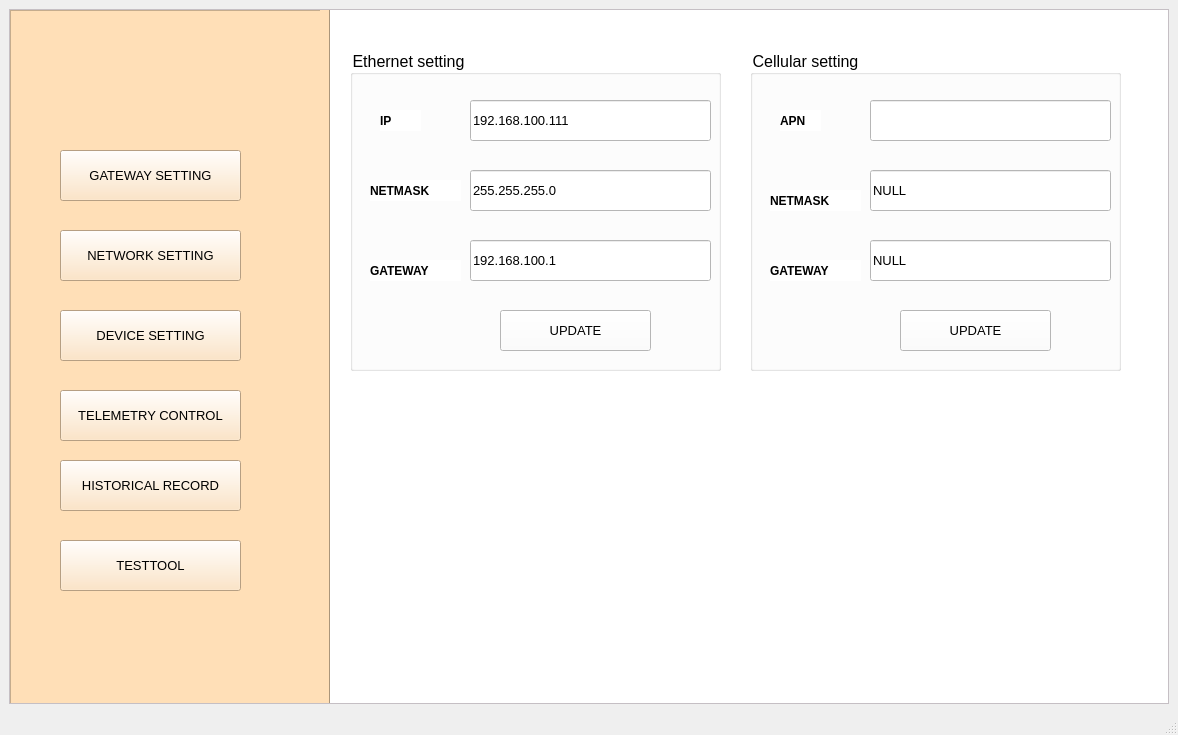
This is Thesis/configUI/UI/network.ui in tnt310/ptn209b3 as Qt 5 draws it before an edit. The edited form follows.
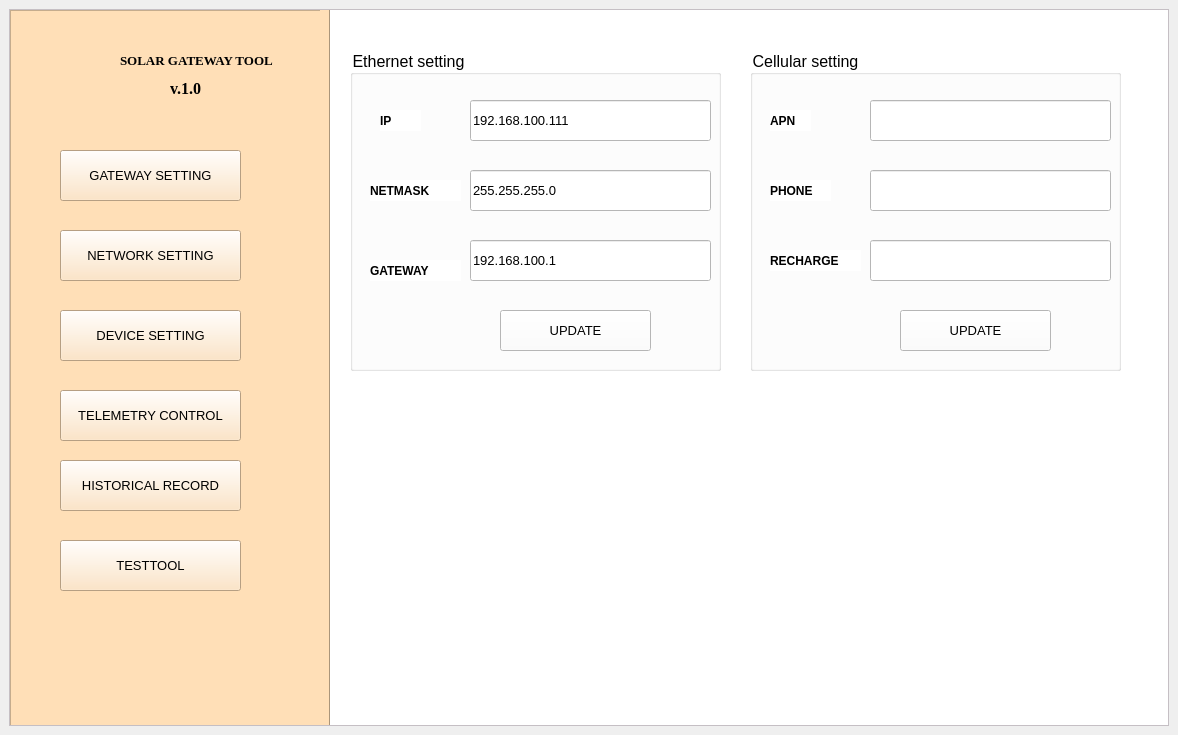
This is the edited form. Icons and pictures are not drawn.

The edit to the form file:
```diff
--- a/Thesis/configUI/UI/network.ui
+++ b/Thesis/configUI/UI/network.ui
@@ -30,7 +30,7 @@
          <x>0</x>
          <y>0</y>
          <width>1154</width>
-         <height>660</height>
+         <height>711</height>
         </rect>
        </property>
        <widget class="QFrame" name="list">
@@ -179,6 +179,69 @@
           <string>TELEMETRY CONTROL</string>
          </property>
         </widget>
+        <widget class="QLabel" name="label">
+         <property name="geometry">
+          <rect>
+           <x>10</x>
+           <y>10</y>
+           <width>101</width>
+           <height>91</height>
+          </rect>
+         </property>
+         <property name="text">
+          <string/>
+         </property>
+         <property name="pixmap">
+          <pixmap>C:/Users/ACER/Desktop/manual/Thesis/image/Solar-DNR-ICONS.png</pixmap>
+         </property>
+         <property name="scaledContents">
+          <bool>true</bool>
+         </property>
+        </widget>
+        <widget class="QLabel" name="label_3">
+         <property name="geometry">
+          <rect>
+           <x>160</x>
+           <y>70</y>
+           <width>41</width>
+           <height>16</height>
+          </rect>
+         </property>
+         <property name="font">
+          <font>
+           <family>Times New Roman</family>
+           <pointsize>12</pointsize>
+           <weight>75</weight>
+           <bold>true</bold>
+          </font>
+         </property>
+         <property name="text">
+          <string>v.1.0</string>
+         </property>
+        </widget>
+        <widget class="QLabel" name="label_2">
+         <property name="geometry">
+          <rect>
+           <x>110</x>
+           <y>40</y>
+           <width>191</width>
+           <height>21</height>
+          </rect>
+         </property>
+         <property name="font">
+          <font>
+           <family>Times New Roman</family>
+           <pointsize>10</pointsize>
+           <weight>75</weight>
+           <italic>false</italic>
+           <bold>true</bold>
+           <strikeout>false</strikeout>
+          </font>
+         </property>
+         <property name="text">
+          <string>SOLAR GATEWAY TOOL</string>
+         </property>
+        </widget>
         <zorder>gatewaysetting</zorder>
         <zorder>devicesetting</zorder>
         <zorder>historical</zorder>
@@ -371,7 +434,7 @@
          <widget class="QLabel" name="label_26">
           <property name="geometry">
            <rect>
-            <x>30</x>
+            <x>20</x>
             <y>60</y>
             <width>41</width>
             <height>21</height>
@@ -392,8 +455,8 @@
           <property name="geometry">
            <rect>
             <x>20</x>
-            <y>140</y>
-            <width>91</width>
+            <y>130</y>
+            <width>61</width>
             <height>21</height>
            </rect>
           </property>
@@ -405,14 +468,14 @@
            </font>
           </property>
           <property name="text">
-           <string>NETMASK</string>
+           <string>PHONE</string>
           </property>
          </widget>
          <widget class="QLabel" name="label_28">
           <property name="geometry">
            <rect>
             <x>20</x>
-            <y>210</y>
+            <y>200</y>
             <width>91</width>
             <height>21</height>
            </rect>
@@ -425,7 +488,7 @@
            </font>
           </property>
           <property name="text">
-           <string>GATEWAY</string>
+           <string>RECHARGE</string>
           </property>
          </widget>
          <widget class="QPushButton" name="connect_3">
@@ -479,7 +542,7 @@
            </font>
           </property>
           <property name="text">
-           <string>NULL</string>
+           <string/>
           </property>
          </widget>
          <widget class="QLineEdit" name="lineEdit_6">
@@ -497,7 +560,7 @@
            </font>
           </property>
           <property name="text">
-           <string>NULL</string>
+           <string/>
           </property>
          </widget>
         </widget>
@@ -507,17 +570,6 @@
     </item>
    </layout>
   </widget>
-  <widget class="QStatusBar" name="statusbar"/>
-  <widget class="QMenuBar" name="menubar">
-   <property name="geometry">
-    <rect>
-     <x>0</x>
-     <y>0</y>
-     <width>1178</width>
-     <height>26</height>
-    </rect>
-   </property>
-  </widget>
  </widget>
  <resources/>
  <connections/>
```
Left out of the diff: 3 changed lines with no effect on the pictures.
